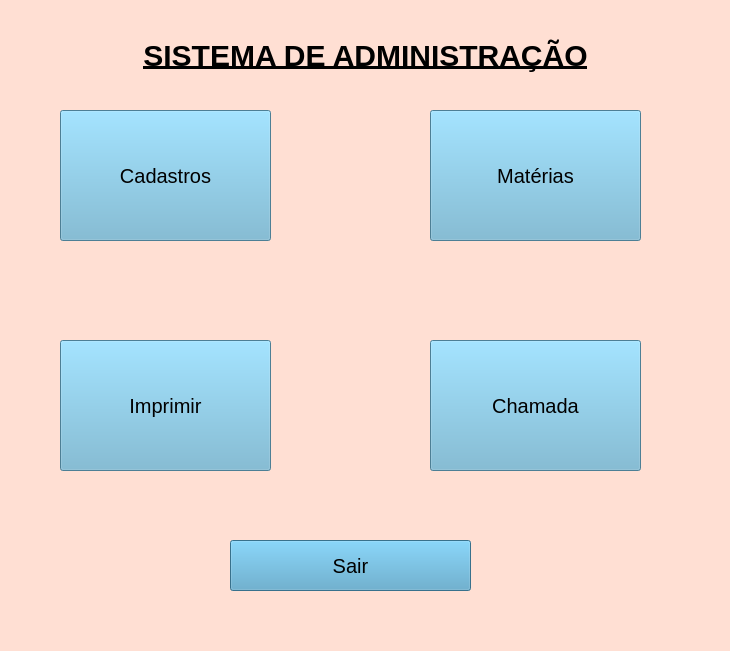
Above: ProjetoFinal/mainwindow.ui from Fernando-maruba/Trabalho-Final-POO before the change. Below: the same form after it.
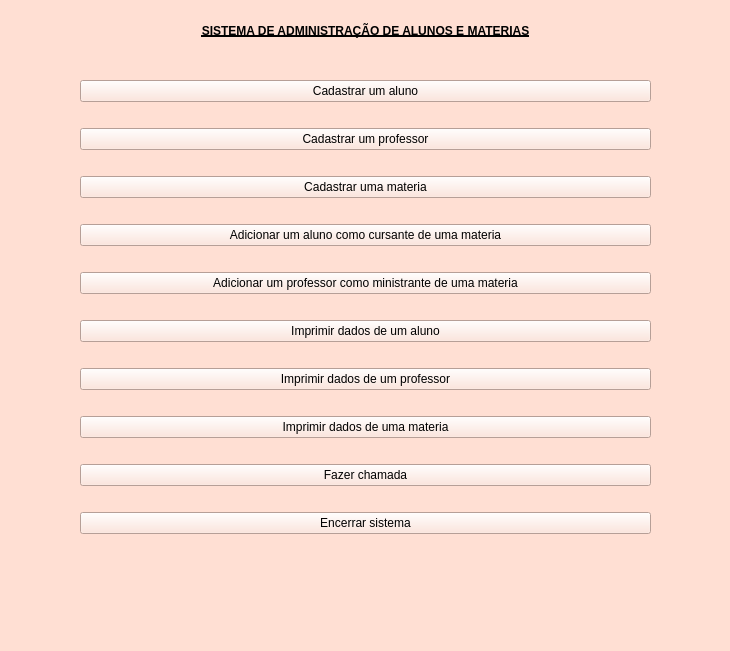
That is the form after the change.

```diff
--- a/ProjetoFinal/mainwindow.ui
+++ b/ProjetoFinal/mainwindow.ui
@@ -25,9 +25,9 @@
      <colorrole role="Button">
       <brush brushstyle="SolidPattern">
        <color alpha="255">
-        <red>30</red>
-        <green>195</green>
-        <blue>255</blue>
+        <red>255</red>
+        <green>223</green>
+        <blue>211</blue>
        </color>
       </brush>
      </colorrole>
@@ -171,9 +171,9 @@
      <colorrole role="Button">
       <brush brushstyle="SolidPattern">
        <color alpha="255">
-        <red>30</red>
-        <green>195</green>
-        <blue>255</blue>
+        <red>255</red>
+        <green>223</green>
+        <blue>211</blue>
        </color>
       </brush>
      </colorrole>
@@ -317,9 +317,9 @@
      <colorrole role="Button">
       <brush brushstyle="SolidPattern">
        <color alpha="255">
-        <red>30</red>
-        <green>195</green>
-        <blue>255</blue>
+        <red>255</red>
+        <green>223</green>
+        <blue>211</blue>
        </color>
       </brush>
      </colorrole>
@@ -462,116 +462,120 @@
       <x>90</x>
       <y>10</y>
       <width>551</width>
-      <height>91</height>
+      <height>41</height>
      </rect>
     </property>
     <property name="font">
      <font>
-      <pointsize>-1</pointsize>
       <weight>75</weight>
       <bold>true</bold>
       <underline>true</underline>
      </font>
     </property>
-    <property name="styleSheet">
-     <string notr="true">font-size:30px;</string>
-    </property>
     <property name="text">
-     <string>SISTEMA DE ADMINISTRAÇÃO</string>
+     <string>SISTEMA DE ADMINISTRAÇÃO DE ALUNOS E MATERIAS</string>
     </property>
     <property name="alignment">
      <set>Qt::AlignCenter</set>
     </property>
    </widget>
-   <widget class="QPushButton" name="pushButton">
-    <property name="geometry">
-     <rect>
-      <x>60</x>
-      <y>110</y>
-      <width>211</width>
-      <height>131</height>
-     </rect>
-    </property>
-    <property name="styleSheet">
-     <string notr="true">font-size:20px;
-box-shadow: 0px;
-background-color:#6CB2D1</string>
-    </property>
-    <property name="text">
-     <string>Cadastros</string>
-    </property>
-   </widget>
-   <widget class="QPushButton" name="pushButton_2">
-    <property name="geometry">
-     <rect>
-      <x>430</x>
-      <y>110</y>
-      <width>211</width>
-      <height>131</height>
-     </rect>
-    </property>
-    <property name="styleSheet">
-     <string notr="true">font-size:20px;
-box-shadow: none;
-background-color:#6CB2D1
-</string>
-    </property>
-    <property name="text">
-     <string>Matérias</string>
-    </property>
-   </widget>
-   <widget class="QPushButton" name="pushButton_3">
-    <property name="geometry">
-     <rect>
-      <x>60</x>
-      <y>340</y>
-      <width>211</width>
-      <height>131</height>
-     </rect>
-    </property>
-    <property name="styleSheet">
-     <string notr="true">font-size:20px;
-box-shadow: none;
-background-color:#6CB2D1</string>
-    </property>
-    <property name="text">
-     <string>Imprimir</string>
-    </property>
-   </widget>
-   <widget class="QPushButton" name="pushButton_4">
-    <property name="geometry">
-     <rect>
-      <x>430</x>
-      <y>340</y>
-      <width>211</width>
-      <height>131</height>
-     </rect>
-    </property>
-    <property name="styleSheet">
-     <string notr="true">font-size:20px;
-box-shadow: none;
-background-color:#6CB2D1</string>
-    </property>
-    <property name="text">
-     <string>Chamada</string>
-    </property>
-   </widget>
-   <widget class="QPushButton" name="pushButton_6">
+   <widget class="QLabel" name="label_6">
     <property name="geometry">
      <rect>
       <x>230</x>
-      <y>540</y>
-      <width>241</width>
-      <height>51</height>
+      <y>270</y>
+      <width>341</width>
+      <height>20</height>
      </rect>
     </property>
-    <property name="styleSheet">
-     <string notr="true">font-size:20px;
-background-color:#4F9EC4</string>
-    </property>
     <property name="text">
-     <string>Sair</string>
+     <string>Cadastro de Aluno</string>
     </property>
+    <property name="alignment">
+     <set>Qt::AlignCenter</set>
+    </property>
+   </widget>
+   <widget class="QWidget" name="layoutWidget">
+    <property name="geometry">
+     <rect>
+      <x>80</x>
+      <y>60</y>
+      <width>571</width>
+      <height>501</height>
+     </rect>
+    </property>
+    <layout class="QVBoxLayout" name="verticalLayout_2">
+     <item>
+      <widget class="QPushButton" name="pushButton">
+       <property name="text">
+        <string>Cadastrar um aluno</string>
+       </property>
+      </widget>
+     </item>
+     <item>
+      <widget class="QPushButton" name="pushButton_2">
+       <property name="text">
+        <string>Cadastrar um professor</string>
+       </property>
+      </widget>
+     </item>
+     <item>
+      <widget class="QPushButton" name="pushButton_9">
+       <property name="text">
+        <string>Cadastrar uma materia</string>
+       </property>
+      </widget>
+     </item>
+     <item>
+      <widget class="QPushButton" name="pushButton_3">
+       <property name="text">
+        <string>Adicionar um aluno como cursante de uma materia</string>
+       </property>
+      </widget>
+     </item>
+     <item>
+      <widget class="QPushButton" name="pushButton_8">
+       <property name="text">
+        <string>Adicionar um professor como ministrante de uma materia</string>
+       </property>
+      </widget>
+     </item>
+     <item>
+      <widget class="QPushButton" name="pushButton_4">
+       <property name="text">
+        <string>Imprimir dados de um aluno</string>
+       </property>
+      </widget>
+     </item>
+     <item>
+      <widget class="QPushButton" name="pushButton_5">
+       <property name="text">
+        <string>Imprimir dados de um professor</string>
+       </property>
+      </widget>
+     </item>
+     <item>
+      <widget class="QPushButton" name="pushButton_10">
+       <property name="text">
+        <string>Imprimir dados de uma materia</string>
+       </property>
+      </widget>
+     </item>
+     <item>
+      <widget class="QPushButton" name="pushButton_7">
+       <property name="text">
+        <string>Fazer chamada</string>
+       </property>
+      </widget>
+     </item>
+     <item>
+      <widget class="QPushButton" name="pushButton_6">
+       <property name="text">
+        <string>Encerrar sistema</string>
+       </property>
+      </widget>
+     </item>
+    </layout>
    </widget>
   </widget>
   <widget class="QMenuBar" name="menubar">
```
Left out of the diff: 19 changed lines with no effect on the pictures.
